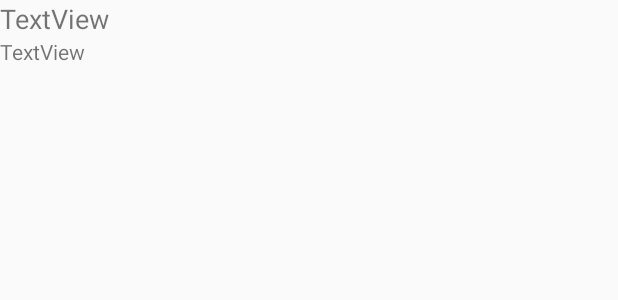
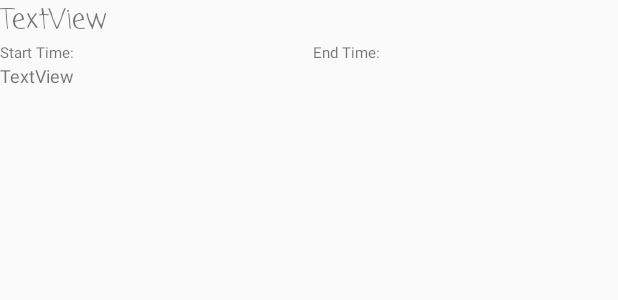
Before and after one commit to sngestr/SimpleCalendar, an Android app: the layout layout_event_item.xml on its own in the app's theme, with its tools: preview values and no code run, on a phone screen of 412 x 824 dp. Shown: the top 300 px of the screen. Run offline under Robolectric (Android 15) with nearby library versions, the phone set to English and light mode, and no system bars.

Commit message:
some styling and more fields added

```diff
--- a/CalendarMobile/app/src/main/java/com/example/esthersong/simplecalendar/EventListAdapter.java
+++ b/CalendarMobile/app/src/main/java/com/example/esthersong/simplecalendar/EventListAdapter.java
@@ -48,12 +48,16 @@ public class EventListAdapter extends BaseAdapter {
             convertView = layoutInflater.inflate(R.layout.layout_event_item, parent,false);
             viewHolder.event_title_tv = convertView.findViewById(R.id.event_title_tv);
             viewHolder.event_description_tv = convertView.findViewById(R.id.event_description_tv);
+            viewHolder.startTime_tv = convertView.findViewById(R.id.event_start_time_tv);
+            viewHolder.endTime_tv = convertView.findViewById(R.id.event_end_time_tv);
             convertView.setTag(viewHolder);
         } else {
             viewHolder = (EventListAdapter.ViewHolder) convertView.getTag();
         }
 
         viewHolder.event_title_tv.setText(event.getTitle());
+        viewHolder.startTime_tv.setText(event.getStartTime());
+        viewHolder.endTime_tv.setText(event.getEndTime());
         viewHolder.event_description_tv.setText(event.getDescription());
 
         return convertView;
@@ -62,5 +66,7 @@ public class EventListAdapter extends BaseAdapter {
     public class ViewHolder {
         TextView event_title_tv;
         TextView event_description_tv;
+        TextView startTime_tv;
+        TextView endTime_tv;
     }
 }
--- a/CalendarMobile/app/src/main/res/layout/layout_event_item.xml
+++ b/CalendarMobile/app/src/main/res/layout/layout_event_item.xml
@@ -12,13 +12,51 @@
             android:id="@+id/event_title_tv"
             android:layout_width="match_parent"
             android:layout_height="wrap_content"
+            android:fontFamily="casual"
             android:text="TextView"
             android:textSize="18sp" />
+
+        <LinearLayout
+            android:layout_width="match_parent"
+            android:layout_height="match_parent"
+            android:orientation="horizontal">
+
+            <TextView
+                android:id="@+id/start_time_label_tv"
+                android:layout_width="wrap_content"
+                android:layout_height="wrap_content"
+                android:layout_weight="1"
+                android:text="@string/start_time_text"
+                android:textSize="10sp" />
+
+            <TextView
+                android:id="@+id/event_start_time_tv"
+                android:layout_width="wrap_content"
+                android:layout_height="wrap_content"
+                android:layout_weight="1"
+                android:textSize="10sp" />
+
+            <TextView
+                android:id="@+id/end_time_label_tv"
+                android:layout_width="wrap_content"
+                android:layout_height="wrap_content"
+                android:layout_weight="1"
+                android:text="@string/end_time_text"
+                android:textSize="10sp" />
+
+            <TextView
+                android:id="@+id/event_end_time_tv"
+                android:layout_width="wrap_content"
+                android:layout_height="wrap_content"
+                android:layout_weight="1"
+                android:textSize="10sp" />
+        </LinearLayout>
 
         <TextView
             android:id="@+id/event_description_tv"
             android:layout_width="match_parent"
             android:layout_height="wrap_content"
-            android:text="TextView" />
+            android:text="TextView"
+            android:textSize="12sp" />
     </LinearLayout>
 </android.support.constraint.ConstraintLayout>
--- a/CalendarMobile/app/src/main/res/values/strings.xml
+++ b/CalendarMobile/app/src/main/res/values/strings.xml
@@ -7,4 +7,7 @@
     <string name="fri_day_text">Fri</string>
     <string name="sat_day_text">Sat</string>
     <string name="sun_day_text">Sun</string>
+
+    <string name="start_time_text">Start Time: </string>
+    <string name="end_time_text">End Time: </string>
 </resources>
```
